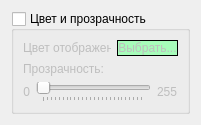
The window that colorwidget.ui (gurmaaan/ObjectsClassifier) describes before a commit, drawn with Qt 5.
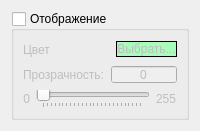
The same window after the commit.

Commit message:
Красивое отображение в модели данных (добавлено много новых методов работы с моделью)
Док-виджеты теперь собираются в табы
Обновлена иконка на красивую светлую

What changed in the file:
```diff
--- a/colorwidget.ui
+++ b/colorwidget.ui
@@ -9,8 +9,8 @@
    <rect>
     <x>0</x>
     <y>0</y>
-    <width>201</width>
-    <height>125</height>
+    <width>200</width>
+    <height>131</height>
    </rect>
   </property>
   <property name="minimumSize">
@@ -22,14 +22,14 @@
   <property name="windowTitle">
    <string>Form</string>
   </property>
-  <layout class="QVBoxLayout" name="verticalLayout">
+  <layout class="QHBoxLayout" name="horizontalLayout_2">
    <item>
     <widget class="QGroupBox" name="groupBox">
      <property name="enabled">
       <bool>true</bool>
      </property>
      <property name="title">
-      <string>Цвет и прозрачность</string>
+      <string>Отображение</string>
      </property>
      <property name="flat">
       <bool>false</bool>
@@ -40,16 +40,29 @@
      <property name="checked">
       <bool>false</bool>
      </property>
-     <layout class="QVBoxLayout" name="verticalLayout_2">
+     <layout class="QVBoxLayout" name="verticalLayout">
       <item>
        <layout class="QHBoxLayout" name="colorLayout">
         <item>
          <widget class="QLabel" name="colorLabel">
           <property name="text">
-           <string>Цвет отображения</string>
+           <string>Цвет</string>
           </property>
          </widget>
         </item>
+        <item>
+         <spacer name="horizontalSpacer">
+          <property name="orientation">
+           <enum>Qt::Horizontal</enum>
+          </property>
+          <property name="sizeHint" stdset="0">
+           <size>
+            <width>40</width>
+            <height>20</height>
+           </size>
+          </property>
+         </spacer>
+        </item>
         <item>
          <widget class="QPushButton" name="colroButton">
           <property name="enabled">
@@ -77,19 +90,36 @@
           <property name="autoRepeat">
            <bool>false</bool>
           </property>
-          <property name="flat">
-           <bool>true</bool>
-          </property>
          </widget>
         </item>
        </layout>
       </item>
       <item>
-       <widget class="QLabel" name="opacityLabel">
-        <property name="text">
-         <string>Прозрачность:</string>
-        </property>
-       </widget>
+       <layout class="QHBoxLayout" name="horizontalLayout">
+        <item>
+         <widget class="QLabel" name="opacityLabel">
+          <property name="text">
+           <string>Прозрачность:</string>
+          </property>
+         </widget>
+        </item>
+        <item>
+         <widget class="QSpinBox" name="spinBox">
+          <property name="alignment">
+           <set>Qt::AlignCenter</set>
+          </property>
+          <property name="buttonSymbols">
+           <enum>QAbstractSpinBox::NoButtons</enum>
+          </property>
+          <property name="minimum">
+           <number>0</number>
+          </property>
+          <property name="maximum">
+           <number>255</number>
+          </property>
+         </widget>
+        </item>
+       </layout>
       </item>
       <item>
        <layout class="QHBoxLayout" name="opacityLayout">
```
Left out of the diff: 19 changed lines with no effect on the pictures. The commit also changes 8 other files.
